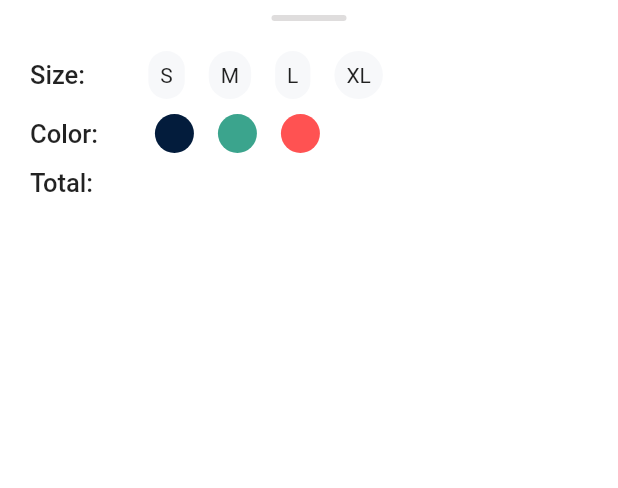
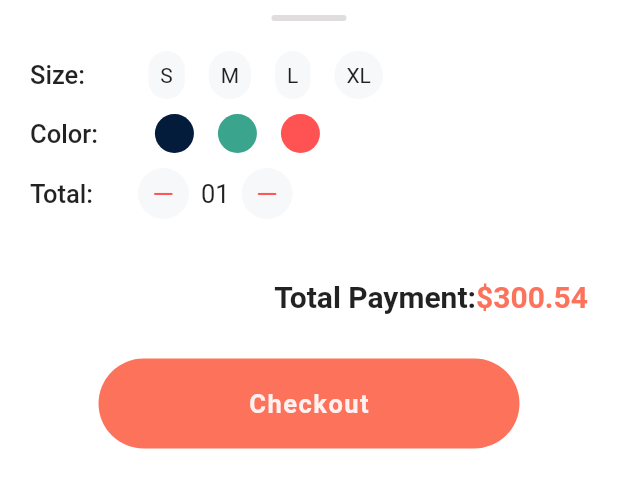
Before and after one commit to Lisofo/flutter, a Flutter app: the CustomBottomSheet widget shown alone on an empty page, opened directly, on a phone screen of 412 x 824 dp. Shown: the top 488 px of the screen. Run offline on Flutter 3.47's test engine with Material 2 defaults, Android fonts, the phone set to English and light mode, and no system bars; our stand-ins replace flutter_rating_bar.

Commit message:
segunda subida

```diff
--- a/lib/widgets/bottom_sheet.dart
+++ b/lib/widgets/bottom_sheet.dart
@@ -1,6 +1,8 @@
 // ignore_for_file: must_be_immutable
 
+import 'package:flutter/cupertino.dart';
 import 'package:flutter/material.dart';
+import '../screens/cart_screen.dart';
 
 class CustomBottomSheet extends StatelessWidget {
   List sizes = [
@@ -92,9 +94,74 @@ class CustomBottomSheet extends StatelessWidget {
               ),
               SizedBox(width: 30),
               Container(
-
-              )
+                padding: EdgeInsets.all(8),
+                decoration: BoxDecoration(
+                    color: Color(0xFFF7F8Fa),
+                    borderRadius: BorderRadius.circular(20)),
+                child: Icon(CupertinoIcons.minus,
+                    size: 18, color: Colors.redAccent),
+              ),
+              SizedBox(
+                width: 8,
+              ),
+              Text(
+                '01',
+                style: TextStyle(fontSize: 17, fontWeight: FontWeight.w400),
+              ),
+              SizedBox(
+                width: 8,
+              ),
+              Container(
+                padding: EdgeInsets.all(8),
+                decoration: BoxDecoration(
+                    color: Color(0xFFF7F8Fa),
+                    borderRadius: BorderRadius.circular(20)),
+                child: Icon(CupertinoIcons.minus,
+                    size: 18, color: Colors.redAccent),
+              ),
             ],
+          ),
+          SizedBox(
+            height: 40,
+          ),
+          Row(
+            mainAxisAlignment: MainAxisAlignment.end,
+            children: [
+              Text(
+                'Total Payment:',
+                style: TextStyle(fontSize: 20, fontWeight: FontWeight.w600),
+              ),
+              Text(
+                '\$300.54',
+                style: TextStyle(
+                    color: Color(0xFFFD725A),
+                    fontSize: 20,
+                    fontWeight: FontWeight.w600),
+              ),
+            ],
+          ),
+          SizedBox(
+            height: 30,
+          ),
+          InkWell(
+            onTap: () {
+              Navigator.push(context,
+                MaterialPageRoute(builder: (context) => CartScreen()));
+            },
+            child: Container(
+              padding: EdgeInsets.symmetric(vertical: 20, horizontal: 100),
+              decoration: BoxDecoration(
+                  color: Color(0xFFFD725A),
+                  borderRadius: BorderRadius.circular(30)),
+              child: Text(
+                'Checkout',
+                style: TextStyle(
+                    fontSize: 17,
+                    fontWeight: FontWeight.w600,
+                    letterSpacing: 1,
+                    color: Colors.white.withOpacity(0.9)),
+              ),
+            ),
           )
         ],
       ),
```
Also changed, not shown: lib/screens/cart_screen.dart (added, +54 -0 lines), lib/widgets/cart_item_samples.dart (added, +30 -0 lines).
